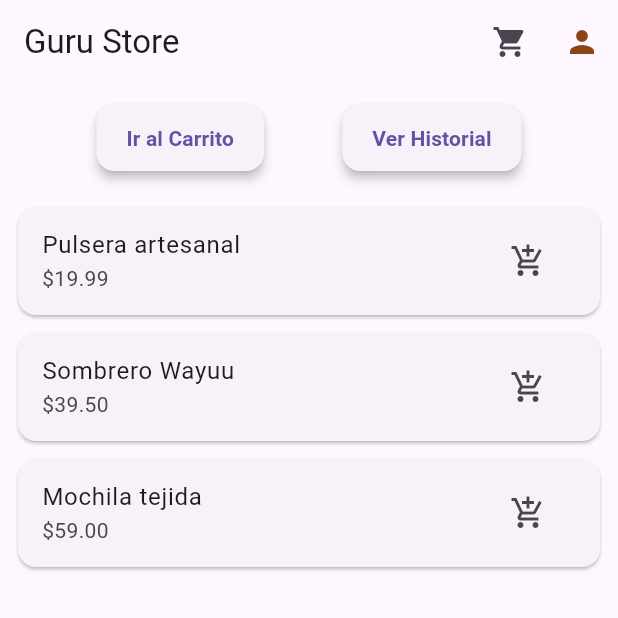
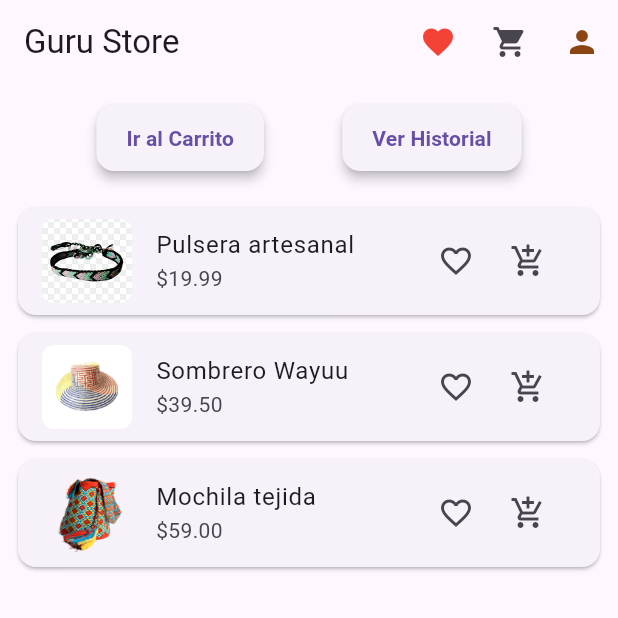
Before and after one commit to gato200308/guru-flutter, a Flutter app: the screen it shows after launch, on a phone screen of 412 x 824 dp, the top half of it. Run offline on Flutter 3.47's test engine with Material 3 defaults, Android fonts, the phone set to English and light mode, and no system bars; our stand-ins replace image_picker, intl_phone_number_input, shared_preferences.

Commit message:
master:creacion de producto detalle y favoritos

```diff
--- a/lib/models/product.dart
+++ b/lib/models/product.dart
@@ -2,10 +2,14 @@ class Product {
   final String id;
   final String name;
   final double price;
+  final String description;
+  final String imageUrl; // 👈 Nuevo campo
 
   Product({
     required this.id,
     required this.name,
     required this.price,
+    required this.description,
+    required this.imageUrl,
   });
 }
--- a/lib/screens/home_screen.dart
+++ b/lib/screens/home_screen.dart
@@ -7,16 +7,36 @@ import 'account_screen.dart';
 import '../services/cart_service.dart';
 import 'cart_screen.dart';
 import 'history_screen.dart';
+import 'favorite_screen.dart'; // 👈 Importamos la nueva pantalla
 
 class HomeScreen extends StatelessWidget {
   const HomeScreen({super.key});
 
   // Productos falsos para previsualización
   List<Product> get _products => [
-    Product(id: '1', name: 'Pulsera artesanal', price: 19.99),
-    Product(id: '2', name: 'Sombrero Wayuu', price: 39.50),
-    Product(id: '3', name: 'Mochila tejida', price: 59.00),
-  ];
+        Product(
+          id: '1',
+          name: 'Pulsera artesanal',
+          price: 19.99,
+          description:
+              'Hecha a mano con materiales naturales por artesanos locales.',
+          imageUrl: 'assets/pulsera.png',
+        ),
+        Product(
+          id: '2',
+          name: 'Sombrero Wayuu',
+          price: 39.50,
+          description: 'Tradicional sombrero tejido por la comunidad Wayuu.',
+          imageUrl: 'assets/sombrero-wayuu.jpg',
+        ),
+        Product(
+          id: '3',
+          name: 'Mochila tejida',
+          price: 59.00,
+          description: 'Mochila artesanal tejida a mano con diseños únicos.',
+          imageUrl: 'assets/mochila.jpg',
+        ),
+      ];
 
   @override
   Widget build(BuildContext context) {
@@ -26,6 +46,19 @@ class HomeScreen extends StatelessWidget {
       appBar: AppBar(
         title: const Text('Guru Store'),
         actions: [
+          // ❤️ Botón de favoritos
+          IconButton(
+            icon: const Icon(Icons.favorite, color: Colors.red),
+            tooltip: 'Ver Favoritos',
+            onPressed: () {
+              Navigator.push(
+                context,
+                MaterialPageRoute(builder: (_) => const FavoriteScreen()),
+              );
+            },
+          ),
+
+          // 🛒 Botón de carrito
           ValueListenableBuilder<int>(
             valueListenable: cartSrv.itemCount,
             builder: (context, count, _) {
@@ -37,7 +70,8 @@ class HomeScreen extends StatelessWidget {
                     onPressed: () {
                       Navigator.push(
                         context,
-                        MaterialPageRoute(builder: (_) => const CartScreen()),
+                        MaterialPageRoute(
+                            builder: (_) => const CartScreen()),
                       );
                     },
                   ),
@@ -67,6 +101,8 @@ class HomeScreen extends StatelessWidget {
               );
             },
           ),
+
+          // 👤 Botón de cuenta
           IconButton(
             icon: const Icon(Icons.person, color: Color(0xFF8B4513)),
             tooltip: 'Cuenta o Login',
--- /dev/null
+++ b/lib/services/favorite_service.dart
@@ -0,0 +1,21 @@
+import 'package:flutter/material.dart';
+import '../models/product.dart';
+
+class FavoriteService {
+  // Lista reactiva de favoritos
+  static final ValueNotifier<List<Product>> favorites = ValueNotifier([]);
+
+  static void toggleFavorite(Product product) {
+    if (isFavorite(product)) {
+      // Si ya está, lo quitamos
+      favorites.value = [...favorites.value]..remove(product);
+    } else {
+      // Si no está, lo agregamos
+      favorites.value = [...favorites.value, product];
+    }
+  }
+
+  static bool isFavorite(Product product) {
+    return favorites.value.contains(product);
+  }
+}
--- a/lib/widgets/product_item.dart
+++ b/lib/widgets/product_item.dart
@@ -1,26 +1,68 @@
 import 'package:flutter/material.dart';
 import '../models/product.dart';
+import '../screens/product_detail_screen.dart';
+import '../services/favorite_service.dart';
 
 class ProductItem extends StatelessWidget {
   final Product product;
   final VoidCallback onAddToCart;
 
   const ProductItem({
-    super.key,
+    Key? key,
     required this.product,
     required this.onAddToCart,
-  });
+  }) : super(key: key);
+
+  void _openDetail(BuildContext context) {
+    Navigator.of(context).push(
+      MaterialPageRoute(
+        builder: (ctx) => ProductDetailScreen(product: product),
+      ),
+    );
+  }
 
   @override
   Widget build(BuildContext context) {
-    return Card(
+    return InkWell(
+      onTap: () => _openDetail(context),
+      child: Card(
         margin: const EdgeInsets.symmetric(vertical: 6),
         child: ListTile(
+          leading: ClipRRect(
+            borderRadius: BorderRadius.circular(8),
+            child: Image.asset(
+              product.imageUrl,
+              width: 60,
+              height: 60,
+              fit: BoxFit.cover,
+            ),
+          ),
           title: Text(product.name),
           subtitle: Text('\$${product.price.toStringAsFixed(2)}'),
-        trailing: IconButton(
+          trailing: Row(
+            mainAxisSize: MainAxisSize.min,
+            children: [
+              // Botón de favorito ❤️
+              ValueListenableBuilder<List<Product>>(
+                valueListenable: FavoriteService.favorites,
+                builder: (context, favorites, _) {
+                  final isFav = FavoriteService.isFavorite(product);
+                  return IconButton(
+                    icon: Icon(
+                      isFav ? Icons.favorite : Icons.favorite_border,
+                      color: isFav ? Colors.red : null,
+                    ),
+                    onPressed: () => FavoriteService.toggleFavorite(product),
+                  );
+                },
+              ),
+              // Botón de carrito 🛒
+              IconButton(
                 icon: const Icon(Icons.add_shopping_cart),
                 onPressed: onAddToCart,
+              ),
+            ],
+          ),
         ),
       ),
     );
--- a/pubspec.yaml
+++ b/pubspec.yaml
@@ -63,6 +63,9 @@ flutter:
 
   assets:
     - assets/logosinfondo.png
+    - assets/pulsera.png
+    - assets/sombrero-wayuu.jpg
+    - assets/mochila.jpg
 
   # To add assets to your application, add an assets section, like this:
   # assets:
```
Also changed, not shown: lib/screens/favorite_screen.dart (added, +34 -0 lines), lib/screens/product_detail_screen.dart (added, +77 -0 lines), assets/mochila.jpg (added), assets/pulsera.png (added), assets/sombrero-wayuu.jpg (added). Lines whose indentation alone changed are shown as unchanged.
